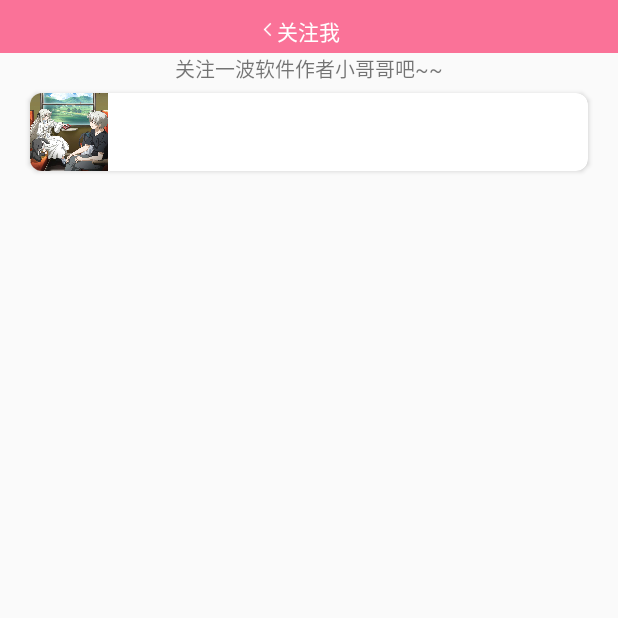
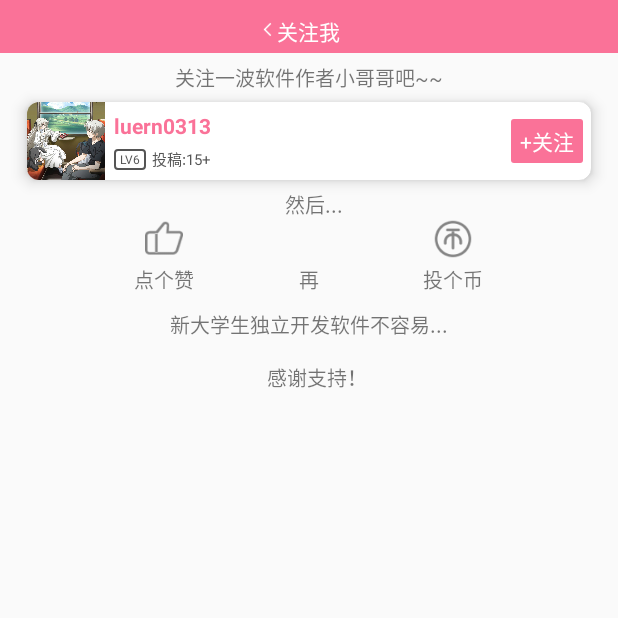
Before and after one commit to luern0313/WristBilibili, an Android app: the screen it shows after launch (FollowmeActivity), on a phone screen of 412 x 824 dp, the top half of it. Run offline under Robolectric (Android 15) with nearby library versions, the phone set to English and light mode, and no system bars; libraries missing offline, so code that uses them is left out: cn.carbs.android, jp.co.recruit_lifestyle; 4 statements that could not run were skipped.

Commit message:
关注作者

```diff
--- /dev/null
+++ b/app/src/main/res/drawable/shape_lvbg_fme.xml
@@ -0,0 +1,8 @@
+<?xml version="1.0" encoding="utf-8"?>
+<shape xmlns:android="http://schemas.android.com/apk/res/android"
+    android:shape="rectangle">
+    <corners android:radius="2dp" />
+    <stroke
+        android:width="1dp"
+        android:color="#555555" />
+</shape>
--- a/app/src/main/res/layout/activity_followme.xml
+++ b/app/src/main/res/layout/activity_followme.xml
@@ -1,6 +1,10 @@
 <?xml version="1.0" encoding="utf-8"?>
-<LinearLayout xmlns:android="http://schemas.android.com/apk/res/android"
+<ScrollView xmlns:android="http://schemas.android.com/apk/res/android"
     xmlns:app="http://schemas.android.com/apk/res-auto"
+    android:layout_width="match_parent"
+    android:layout_height="match_parent">
+
+    <LinearLayout
         android:layout_width="match_parent"
         android:layout_height="match_parent"
         android:gravity="center_horizontal"
@@ -12,7 +16,6 @@
             android:layout_height="wrap_content"
             android:background="@color/mainColor"
             android:gravity="center_vertical"
-        android:onClick="loginTitle"
             android:paddingBottom="4dp"
             android:paddingTop="10dp">
 
@@ -36,26 +39,163 @@
         </RelativeLayout>
 
         <TextView
-        android:id="@+id/textView"
             android:layout_width="wrap_content"
             android:layout_height="wrap_content"
             android:layout_marginLeft="20dp"
             android:layout_marginRight="20dp"
-        android:text="关注一波软件作者小哥哥吧~~"
+            android:layout_marginTop="6dp"
+            android:text="@string/followme"
             android:textSize="13sp" />
 
         <android.support.v7.widget.CardView
+            android:id="@+id/fme_card"
+            android:layout_width="match_parent"
+            android:layout_height="wrap_content"
+            android:layout_marginLeft="18dp"
+            android:layout_marginRight="18dp"
+            android:layout_marginTop="6dp"
+            app:cardCornerRadius="8dp"
+            app:cardElevation="6dp">
+
+            <RelativeLayout
+                android:layout_width="match_parent"
+                android:layout_height="match_parent">
+
+                <ImageView
+                    android:id="@+id/fme_card_head"
+                    android:layout_width="52dp"
+                    android:layout_height="52dp"
+                    android:src="@drawable/img_temp" />
+
+                <TextView
+                    android:id="@+id/fme_card_name"
+                    android:layout_width="wrap_content"
+                    android:layout_height="wrap_content"
+                    android:layout_margin="6dp"
+                    android:layout_toRightOf="@+id/fme_card_head"
+                    android:text="luern0313"
+                    android:textColor="@color/mainColor"
+                    android:textStyle="bold" />
+
+                <TextView
+                    android:id="@+id/fme_card_lv"
+                    android:layout_width="wrap_content"
+                    android:layout_height="wrap_content"
+                    android:layout_below="@+id/fme_card_name"
+                    android:layout_marginLeft="6dp"
+                    android:layout_toRightOf="@+id/fme_card_head"
+                    android:background="@drawable/shape_lvbg_fme"
+                    android:paddingBottom="1dp"
+                    android:paddingLeft="4dp"
+                    android:paddingRight="4dp"
+                    android:paddingTop="1dp"
+                    android:text="LV6"
+                    android:textColor="@color/textcolor3"
+                    android:textSize="8sp" />
+
+                <TextView
+                    android:id="@+id/fme_card_video"
+                    android:layout_width="wrap_content"
+                    android:layout_height="wrap_content"
+                    android:layout_below="@+id/fme_card_name"
+                    android:layout_marginLeft="4dp"
+                    android:layout_marginTop="-1dp"
+                    android:layout_toRightOf="@+id/fme_card_lv"
+                    android:text="投稿:15+"
+                    android:textColor="@color/textcolor3"
+                    android:textSize="10sp" />
+
+                <TextView
+                    android:id="@+id/fme_card_button"
+                    android:layout_width="wrap_content"
+                    android:layout_height="wrap_content"
+                    android:layout_alignParentRight="true"
+                    android:layout_centerVertical="true"
+                    android:layout_marginRight="5dp"
+                    android:background="@drawable/shape_anre_followbg"
+                    android:paddingBottom="4dp"
+                    android:paddingLeft="6dp"
+                    android:paddingRight="6dp"
+                    android:paddingTop="4dp"
+                    android:text="+关注"
+                    android:textColor="@color/textColor" />
+            </RelativeLayout>
+
+        </android.support.v7.widget.CardView>
+
+        <TextView
+            android:layout_width="wrap_content"
+            android:layout_height="wrap_content"
+            android:layout_marginTop="6dp"
+            android:text="  然后..."
+            android:textSize="13sp" />
+
+        <LinearLayout
             android:layout_width="match_parent"
             android:layout_height="wrap_content"
             android:layout_marginLeft="20dp"
             android:layout_marginRight="20dp"
-        android:layout_marginTop="6dp"
-        app:cardCornerRadius="8dp">
+            android:orientation="horizontal"
+            android:paddingBottom="6dp">
+
+            <LinearLayout
+                android:layout_width="0dp"
+                android:layout_height="wrap_content"
+                android:layout_weight="1"
+                android:gravity="center_horizontal"
+                android:orientation="vertical">
 
                 <ImageView
-            android:id="@+id/imageView"
-            android:layout_width="52dp"
-            android:layout_height="52dp"
-            android:src="@drawable/img_temp" />
-    </android.support.v7.widget.CardView>
+                    android:id="@+id/fme_coinimg"
+                    android:layout_width="25dp"
+                    android:layout_height="25dp"
+                    android:src="@drawable/icon_like_no" />
+
+                <TextView
+                    android:layout_width="wrap_content"
+                    android:layout_height="wrap_content"
+                    android:layout_marginTop="4dp"
+                    android:text="点个赞"
+                    android:textSize="13sp" />
             </LinearLayout>
+
+            <TextView
+                android:layout_width="wrap_content"
+                android:layout_height="wrap_content"
+                android:layout_gravity="bottom"
+                android:text="再"
+                android:textSize="13sp" />
+
+            <LinearLayout
+                android:layout_width="0dp"
+                android:layout_height="wrap_content"
+                android:layout_weight="1"
+                android:gravity="center_horizontal"
+                android:orientation="vertical">
+
+                <ImageView
+                    android:id="@+id/fme_likeimg"
+                    android:layout_width="25dp"
+                    android:layout_height="25dp"
+                    android:src="@drawable/icon_coin_no" />
+
+                <TextView
+                    android:layout_width="wrap_content"
+                    android:layout_height="wrap_content"
+                    android:layout_marginTop="4dp"
+                    android:text="投个币"
+                    android:textSize="13sp" />
+
+            </LinearLayout>
+        </LinearLayout>
+
+        <TextView
+            android:layout_width="wrap_content"
+            android:layout_height="wrap_content"
+            android:layout_marginBottom="18dp"
+            android:layout_marginTop="4dp"
+            android:gravity="center_horizontal"
+            android:text="新大学生独立开发软件不容易...\n\n   感谢支持！"
+            android:textSize="13sp" />
+    </LinearLayout>
+</ScrollView>
--- a/app/src/main/res/layout/activity_menu.xml
+++ b/app/src/main/res/layout/activity_menu.xml
@@ -58,7 +58,7 @@
                 android:layout_marginLeft="2dp"
                 android:layout_marginTop="10dp"
                 android:layout_toRightOf="@+id/menu_useric"
-                android:background="@drawable/shape_lvbg"
+                android:background="@drawable/shape_lvbg_menu"
                 android:paddingBottom="1dp"
                 android:paddingLeft="4dp"
                 android:paddingRight="4dp"
--- a/app/src/main/res/values/strings.xml
+++ b/app/src/main/res/values/strings.xml
@@ -1,3 +1,4 @@
 <resources>
     <string name="app_name">腕上哔哩哔哩</string>
+    <string name="followme">关注一波软件作者小哥哥吧~~</string>
 </resources>
```
Also changed, not shown: app/src/main/res/drawable/icon_coin_no.png (added), app/src/main/res/drawable/icon_coin_yes.png (added), app/src/main/res/drawable/icon_like_no.png (added), app/src/main/res/drawable/icon_like_yes.png (added), app/src/main/res/drawable/shape_lvbg_menu.xml (renamed from app/src/main/res/drawable/shape_lvbg.xml). Lines whose indentation alone changed are shown as unchanged.
